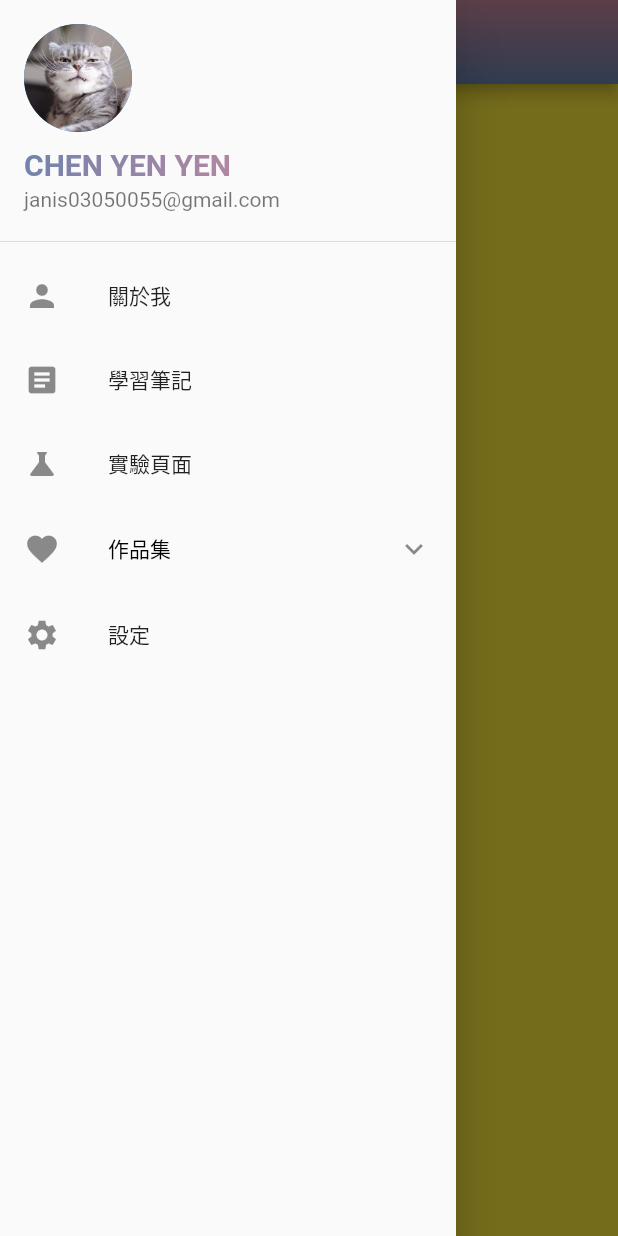
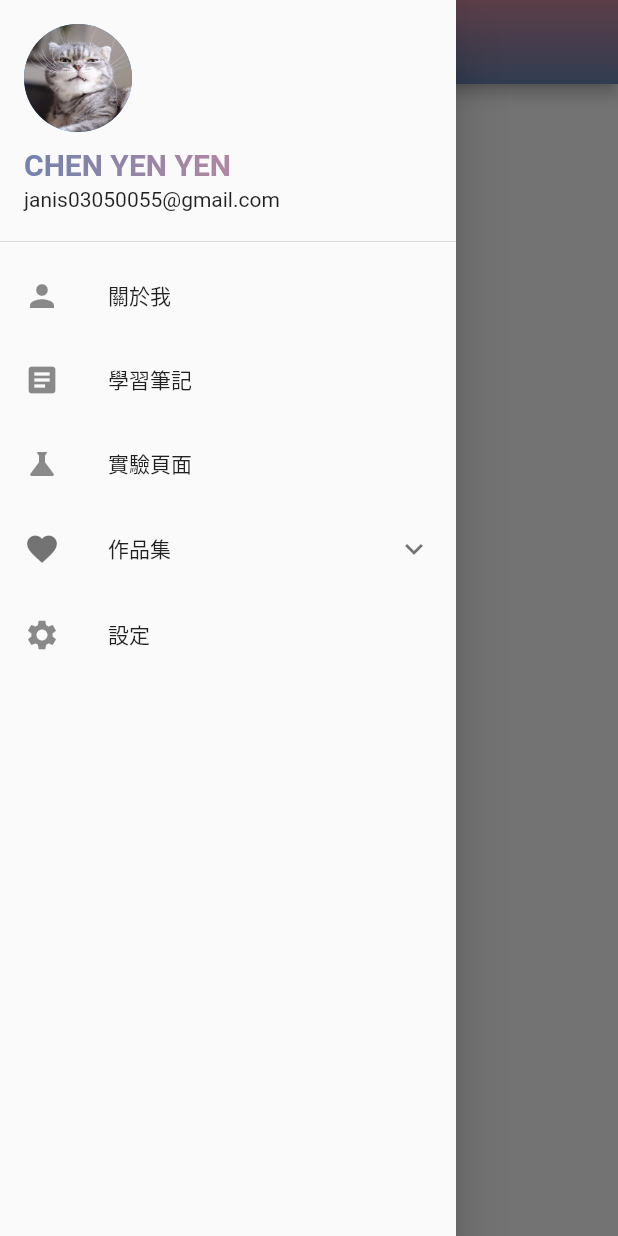
Before and after one commit to yenyen0318/flutter_intro, a Flutter app: the MyHomePage screen opened directly, with the side drawer open, on a phone screen of 412 x 824 dp. Run offline on Flutter 3.47's test engine with Material 2 defaults, Android fonts, the phone set to English and light mode, and no system bars; our stand-ins replace flutter_slidable, google_fonts, sqflite, video_player; missing offline and left inert: flutter_arc_text; accounts and stored records are empty; statements that could not run were skipped.

Commit message:
add dark mode

```diff
--- a/lib/views/home_view.dart
+++ b/lib/views/home_view.dart
@@ -27,11 +27,9 @@ class MyHomePage extends StatelessWidget {
                   accountName: const GradientText(
                     text: 'CHEN YEN YEN',
                   ),
-                accountEmail: const Text(
+                  accountEmail: Text(
                     "janis03050055@gmail.com",
-                  style: TextStyle(
-                    color: Colors.black54,
-                  ),
+                    style: Theme.of(context).textTheme.bodyText2,
                   ),
                   //設定大頭照
                   currentAccountPicture: const CircleAvatar(
@@ -46,7 +44,8 @@ class MyHomePage extends StatelessWidget {
                   onTap: () {
                     Navigator.push(
                       context,
-                    MaterialPageRoute(builder: (context) => const AboutPage()),
+                      MaterialPageRoute(
+                          builder: (context) => const AboutPage()),
                     );
                   }),
               ListTile(
@@ -68,16 +67,20 @@ class MyHomePage extends StatelessWidget {
                     );
                   }),
               ExpansionTile(
-                title: const Text('作品集'),
-                leading: const Icon(
+                  title: Text(
+                    '作品集',
+                    style: Theme.of(context).textTheme.bodyText1,
+                  ),
+                  leading: Icon(
                     Icons.favorite,
+                    color: Theme.of(context).listTileTheme.iconColor,
                   ),
-                backgroundColor: const Color.fromARGB(246, 234, 232, 232),
-                textColor: Colors.black,
-                iconColor: Colors.black45,
+                  backgroundColor: Theme.of(context).listTileTheme.selectedColor,
+                  textColor: Theme.of(context).listTileTheme.textColor,
+                  iconColor: Theme.of(context).listTileTheme.iconColor,
                   collapsedBackgroundColor: Colors.transparent,
-                collapsedTextColor: Colors.black,
-                collapsedIconColor: Colors.black45,
+                  collapsedTextColor: Theme.of(context).listTileTheme.textColor,
+                  collapsedIconColor: Theme.of(context).listTileTheme.iconColor,
                   children: <Widget>[
                     ListTile(
                         leading: const Icon(
@@ -118,7 +121,8 @@ class MyHomePage extends StatelessWidget {
                         onTap: () {
                           Navigator.push(
                             context,
-                          MaterialPageRoute(builder: (context) => LoginPage()),
+                            MaterialPageRoute(
+                                builder: (context) => LoginPage()),
                           );
                         }),
                     ListTile(
@@ -130,7 +134,8 @@ class MyHomePage extends StatelessWidget {
                         onTap: () {
                           Navigator.push(
                             context,
-                          MaterialPageRoute(builder: (context) => LoginPage()),
+                            MaterialPageRoute(
+                                builder: (context) => LoginPage()),
                           );
                         }),
                   ]),
@@ -146,7 +151,6 @@ class MyHomePage extends StatelessWidget {
             ],
           ),
         ),
-      body: DragPlayPage()
-    );
+        body: DragPlayPage());
   }
 }
--- a/lib/views/video_view.dart
+++ b/lib/views/video_view.dart
@@ -54,7 +54,7 @@ class _VideoPageState extends State<VideoPage>
       backgroundColor:
           MediaQuery.of(context).orientation == Orientation.landscape
               ? Colors.black
-              : Colors.white,
+              : Theme.of(context).backgroundColor,
       appBar: MediaQuery.of(context).orientation == Orientation.landscape
           ? null
           : GradientAppBar(
--- /dev/null
+++ b/lib/widgets/custom_theme.dart
@@ -0,0 +1,75 @@
+import 'package:flutter/material.dart';
+import 'package:google_fonts/google_fonts.dart';
+
+class SpecialTheme {
+  static TextTheme lightTextTheme = TextTheme(
+    bodyText1: GoogleFonts.openSans(
+      color: Colors.black,
+    ),
+    headline1: GoogleFonts.openSans(
+      color: Colors.black,
+    ),
+    headline2: GoogleFonts.openSans(
+      color: Colors.black,
+    ),
+    headline3: GoogleFonts.openSans(
+      color: Colors.black,
+    ),
+    headline6: GoogleFonts.openSans(
+      color: Colors.black,
+    ),
+  );
+
+  static TextTheme darkTextTheme = TextTheme(
+    bodyText1: GoogleFonts.openSans(
+      color: Colors.white,
+    ),
+    headline1: GoogleFonts.openSans(
+      color: Colors.white,
+    ),
+    headline2: GoogleFonts.openSans(
+      color: Colors.white,
+    ),
+    headline3: GoogleFonts.openSans(
+      color: Colors.white,
+    ),
+    headline6: GoogleFonts.openSans(
+      color: Colors.white,
+    ),
+  );
+
+  static ListTileThemeData lightListTileTheme = ListTileThemeData(
+    iconColor: Colors.black38,
+    selectedColor: Color.fromARGB(246, 234, 232, 232)
+  );
+
+  static ListTileThemeData darkListTileTheme = ListTileThemeData(
+    iconColor: Colors.white,
+    textColor: Colors.white,
+    selectedColor: Colors.black54
+  );
+
+  static ThemeData light() {
+    return ThemeData(
+      brightness: Brightness.light,
+      checkboxTheme: CheckboxThemeData(
+        fillColor: MaterialStateColor.resolveWith(
+          (states) {
+            return Colors.black;
+          },
+        ),
+      ),
+      listTileTheme: lightListTileTheme,
+      textTheme: lightTextTheme,
+    );
+  }
+
+  static ThemeData dark() {
+    return ThemeData(
+      brightness: Brightness.dark,
+      backgroundColor: Colors.black87,
+      listTileTheme: darkListTileTheme,
+      textTheme: darkTextTheme,
+    );
+  }
+}
--- a/lib/widgets/drag.dart
+++ b/lib/widgets/drag.dart
@@ -8,7 +8,7 @@ class StatefulDragArea extends StatefulWidget {
   const StatefulDragArea({
     Key? key,
     required this.child,
-    this.backgroundColor = Colors.yellow,
+    this.backgroundColor = Colors.transparent,
     this.onDragEnd,
   }) : super(key: key);
 
--- a/pubspec.yaml
+++ b/pubspec.yaml
@@ -40,6 +40,7 @@ dependencies:
   intl: ^0.17.0
   flutter_launcher_icons: ^0.9.3
   video_player: ^2.4.4
+  google_fonts: ^3.0.1
 
 dev_dependencies:
   flutter_test:
```
Also changed, not shown: lib/main.dart (+15 -5 lines), lib/views/settings_view.dart (+10 -5 lines), pubspec.lock, 1 other file. Lines whose indentation alone changed are shown as unchanged.
